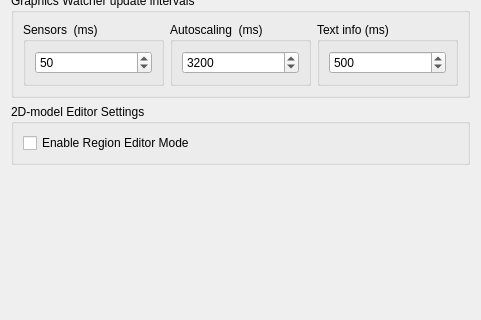
trikset/trik-studio, file plugins/robots/interpreters/interpreterCore/src/ui/robotsSettingsPage.ui: the form before one commit; both pictures show x 0 to 481 and y 187 to 507 of the 481 by 693 pixel window.
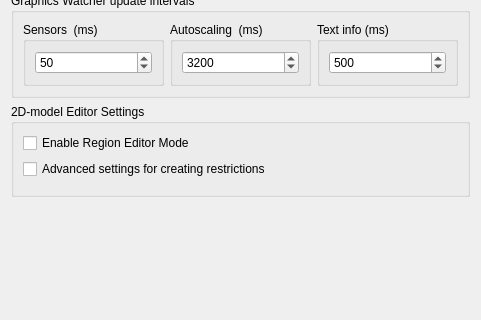
The form after the commit. Custom widgets are drawn as their Qt base class.

Patch:
```diff
--- a/plugins/robots/interpreters/interpreterCore/src/ui/robotsSettingsPage.ui
+++ b/plugins/robots/interpreters/interpreterCore/src/ui/robotsSettingsPage.ui
@@ -257,7 +257,7 @@
      <property name="title">
       <string>2D-model Editor Settings</string>
      </property>
-     <layout class="QHBoxLayout" name="horizontalLayout_5">
+     <layout class="QVBoxLayout" name="verticalLayout_4">
       <item>
        <widget class="QCheckBox" name="regionEditorModeCheckBox">
         <property name="text">
@@ -265,6 +265,16 @@
         </property>
        </widget>
       </item>
+      <item>
+       <widget class="QCheckBox" name="twoDModelAdvancedResictions">
+        <property name="text">
+         <string>Advanced settings for creating restrictions</string>
+        </property>
+       </widget>
+      </item>
+      <item>
+       <widget class="qReal::ui::DirPicker" name="templatesPathWidget" native="true"/>
+      </item>
      </layout>
     </widget>
    </item>
@@ -276,6 +286,12 @@
    <extends>QWidget</extends>
    <header>kitBase/devicesConfigurationWidget.h</header>
   </customwidget>
+  <customwidget>
+   <class>qReal::ui::DirPicker</class>
+   <extends>QWidget</extends>
+   <header>qrutils/widgets/dirPicker.h</header>
+   <container>1</container>
+  </customwidget>
  </customwidgets>
  <resources/>
  <connections/>
```
